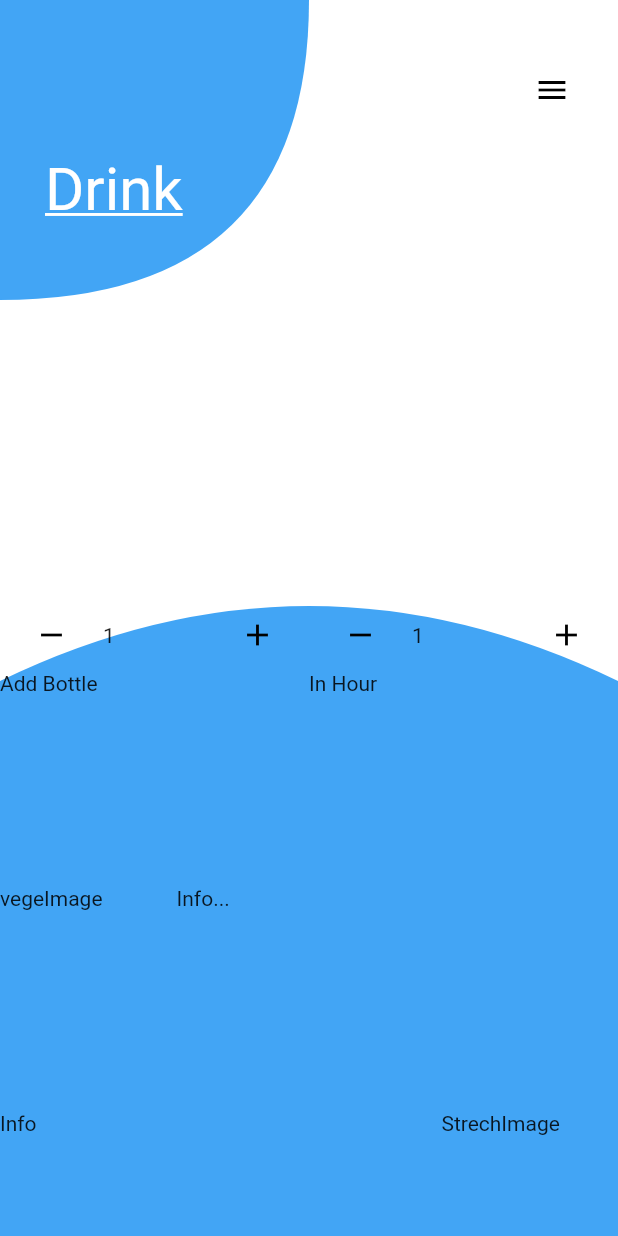
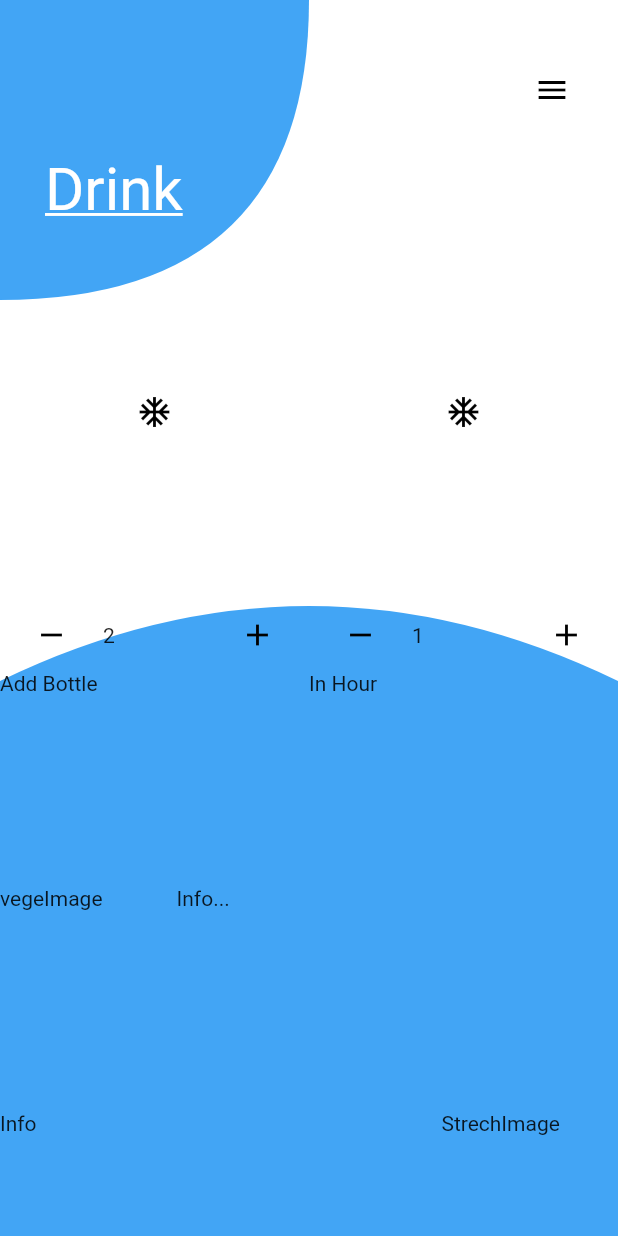
Before and after one commit to Alson33/App_With_Flutter, a Flutter app: the screen it shows after launch, after a tap on the "add" icon, on a phone screen of 412 x 824 dp. Run offline on Flutter 3.47's test engine with Material 2 defaults, Android fonts, the phone set to English and light mode, and no system bars.

Commit message:
small changes

```diff
--- a/HealthyApp/lib/main.dart
+++ b/HealthyApp/lib/main.dart
@@ -1,3 +1,4 @@
+import 'recipePages/recipePage.dart';
 import 'package:flutter/material.dart';
 import 'customPaints/customPaints.dart';
 import 'repeatedWidget.dart';
@@ -23,6 +24,7 @@ class HomePage extends StatelessWidget {
       backgroundColor: Colors.white,
       body: Stack(
         children: <Widget>[
+          // FIXME: Try to make animated transition
           CustomPaint(
             painter: UpperSmallCircle(),
             size: Size.fromHeight(200),
@@ -36,8 +38,8 @@ class HomePage extends StatelessWidget {
           ),
           Column(
             children: <Widget>[
-              BarWidget(isSettingPage: false, index: 0),
-              TitleWidget(title: 'Drink', color: Colors.white,),
+              BarWidget(isSettingPage: false),
+              TitleWidget(title: 'Drink', color: Colors.white),
               HomePageMainPart(),
               EatHealthyWidget(),
               BeHealthyWidget(),
@@ -49,13 +51,37 @@ class HomePage extends StatelessWidget {
   }
 }
 
-class HomePageMainPart extends StatelessWidget {
+class HomePageMainPart extends StatefulWidget {
   HomePageMainPart({
     Key key,
   }) : super(key: key);
 
+  @override
+  _HomePageMainPartState createState() => _HomePageMainPartState();
+}
+
+class _HomePageMainPartState extends State<HomePageMainPart> {
+  bool _isBottle = true;
+  Icon icon;
   int _count = 1;
   int _countHour = 1;
+
+// TODO: Make Custom bottle and glass icon
+  Icon _changeBetweenBottleAndGlass() {
+    if (_isBottle){
+      printBottleStatus();
+      icon = Icon(Icons.ac_unit, color: Colors.black);
+    }else{
+      printBottleStatus();
+      icon = Icon(Icons.local_drink, color: Colors.black);
+    }
+
+    return icon;
+  }
+
+  void printBottleStatus() {
+    print(_isBottle);
+  }
 
   @override
   Widget build(BuildContext context) {
@@ -69,12 +95,9 @@ class HomePageMainPart extends StatelessWidget {
               child: Container(
                 child: Row(
                   children: <Widget>[
-                    for (int i = 1; i < _count; i++)
+                    for (int i = 1; i <= _count; i++)
                       Expanded(
-                        child: Icon(
-                          Icons.local_drink,
-                          color: Colors.black,
-                        ),
+                        child: _changeBetweenBottleAndGlass(),
                       ),
                   ],
                 ),
@@ -88,13 +111,37 @@ class HomePageMainPart extends StatelessWidget {
                     children: <Widget>[
                       Row(
                         children: <Widget>[
+                          // FIXME: Make attractive
                           Expanded(
                             child: IconButton(
                                 icon: Icon(
                                   Icons.remove,
                                   color: Colors.black,
                                 ),
-                                onPressed: () {}),
+                                onPressed: () {
+                                  setState(() {
+                                    if (_isBottle) {
+                                      if (_count <= 1) {
+                                        _count = 1;
+                                      } else {
+                                        _count--;
+                                      }
+                                    } else {
+                                      if (_count <= 4) {
+                                        _count = 4;
+                                        Scaffold.of(context).showSnackBar(
+                                          SnackBar(
+                                            content: Text(
+                                                'At least 4 glass of water is needed'),
+                                            backgroundColor: Colors.red,
+                                          ),
+                                        );
+                                      } else {
+                                        _count--;
+                                      }
+                                    }
+                                  });
+                                }),
                           ),
                           Expanded(
                             child: Text('$_count'),
@@ -105,19 +152,60 @@ class HomePageMainPart extends StatelessWidget {
                                   Icons.add,
                                   color: Colors.black,
                                 ),
-                                onPressed: () {}),
+                                onPressed: () {
+                                  setState(() {
+                                    if (_isBottle) {
+                                      if (_count >= 5) {
+                                        _count = 5;
+                                        // FIXME: Try to experiment with options like flushbar or alert too
+                                        Scaffold.of(context).showSnackBar(
+                                          SnackBar(
+                                            content: Text(
+                                                'More than $_count Bottle per day is not good for heath'),
+                                            backgroundColor: Colors.red,
+                                          ),
+                                        );
+                                      } else {
+                                        _count++;
+                                      }
+                                    } else {
+                                      if (_count >= 20) {
+                                        _count = 20;
+                                        // FIXME: Try to experiment with options like flushbar or alert too
+                                        Scaffold.of(context).showSnackBar(
+                                          SnackBar(
+                                            content: Text(
+                                                'More than $_count Glass per day is not good for heath'),
+                                            backgroundColor: Colors.red,
+                                          ),
+                                        );
+                                      } else {
+                                        _count++;
+                                      }
+                                    }
+                                  });
+                                }),
                           ),
                         ],
                       ),
                       Row(
                         children: <Widget>[
+                          // FIXME: Make attractive
                           Expanded(
                             child: IconButton(
                                 icon: Icon(
                                   Icons.remove,
                                   color: Colors.black,
                                 ),
-                                onPressed: () {}),
+                                onPressed: () {
+                                  setState(() {
+                                    if (_countHour <= 1) {
+                                      _countHour = 1;
+                                    } else {
+                                      _countHour--;
+                                    }
+                                  });
+                                }),
                           ),
                           Expanded(
                             child: Text('$_countHour'),
@@ -128,13 +216,30 @@ class HomePageMainPart extends StatelessWidget {
                                   Icons.add,
                                   color: Colors.black,
                                 ),
-                                onPressed: () {}),
+                                onPressed: () {
+                                  setState(() {
+                                    if (_countHour >= 3) {
+                                      _countHour = 3;
+                                      // FIXME: Try to experiment with options like flushbar or alert too
+                                      Scaffold.of(context).showSnackBar(
+                                        SnackBar(
+                                          content: Text(
+                                              '$_countHour Hour gap is the most for water drinking gap'),
+                                          backgroundColor: Colors.red,
+                                        ),
+                                      );
+                                    } else {
+                                      _countHour++;
+                                    }
+                                  });
+                                }),
                           ),
                         ],
                       ),
                     ],
                   ),
                   TableRow(
+                    // TODO: Make them more attractive and positioned properly
                     children: <Widget>[
                       Text('Add Bottle'),
                       Text('In Hour'),
@@ -162,12 +267,14 @@ class BeHealthyWidget extends StatelessWidget {
       child: Container(
         child: Row(
           children: <Widget>[
+            // FIXME: Make info more attractive
             Expanded(
               flex: 5,
               child: Container(
                 child: Text('Info'),
               ),
             ),
+            // FIXME: Make a strech icon instead of text
             Expanded(
               flex: 2,
               child: Container(
@@ -193,12 +300,23 @@ class EatHealthyWidget extends StatelessWidget {
       child: Container(
         child: Row(
           children: <Widget>[
+            // FIXME: Make a vege icon instead of text
             Expanded(
               flex: 2,
               child: Container(
-                child: Text('vegeImage'),
+                child: GestureDetector(
+                  child: Text('vegeImage'),
+                  onTap: () {
+                    Navigator.of(context).push(
+                      MaterialPageRoute(
+                        builder: (context) => RecipePage(),
+                      ),
+                    );
+                  },
+                ),
               ),
             ),
+            // FIXME: Make info more attractive
             Expanded(
               flex: 5,
               child: Container(
```
